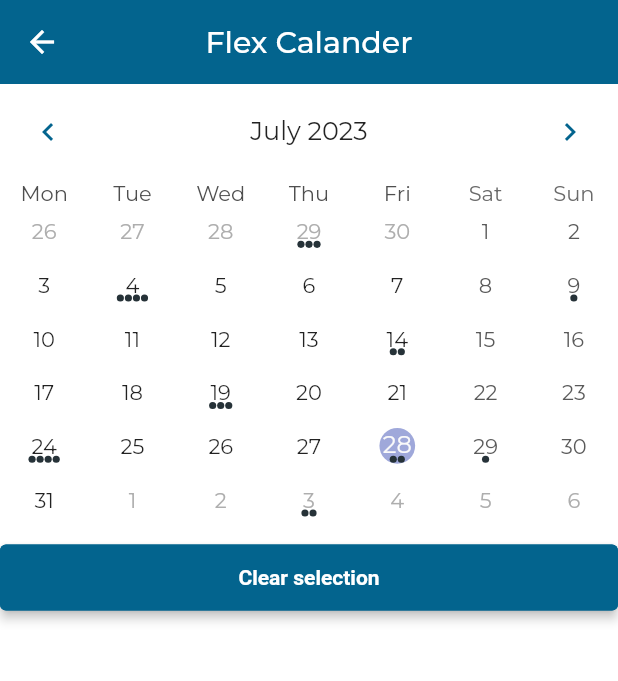
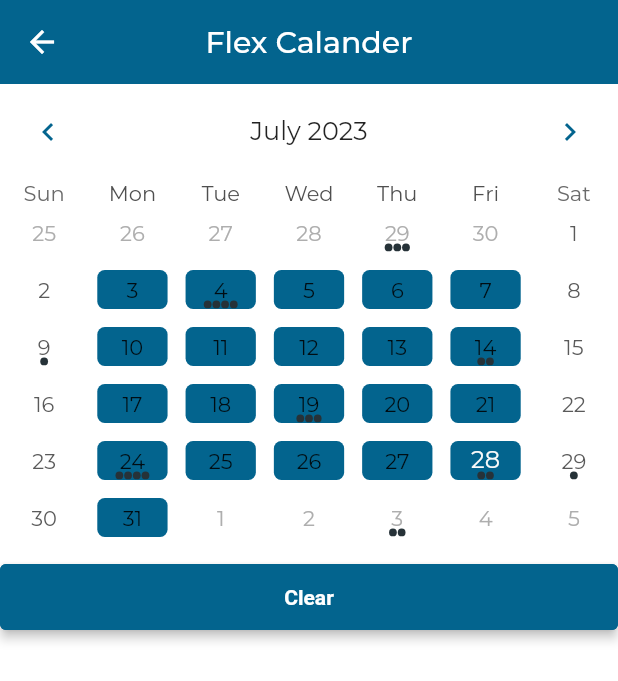
Before and after one commit to biplavdahal/updated_Flex_Year, a Flutter app: the SettingView screen opened directly, on a phone screen of 412 x 824 dp. Shown: the top 681 px of the screen. Run offline on Flutter 3.47's test engine with Material 2 defaults, Android fonts, the phone set to English and light mode, and no system bars; drawn by our look-alikes of table_calendar; our stand-ins replace awesome_notifications, cached_network_image, connectivity_plus, curved_navigation_bar, delayed_display, dio and 15 more; missing offline and left inert: nepali_date_picker; accounts and stored records are empty; generated files the repository leaves out were written again; statements that could not run were skipped.

Commit message:
changes in flex calander along in dashboard

```diff
--- a/lib/ui/personal/dashboard/setting/setting.model.dart
+++ b/lib/ui/personal/dashboard/setting/setting.model.dart
@@ -2,6 +2,7 @@ import 'package:bestfriend/di.dart';
 import 'package:bestfriend/mixins/snack_bar.mixin.dart';
 import 'package:bestfriend/ui/view.model.dart';
 import 'package:flex_year_tablet/managers/dialog/dialog.mixin.dart';
+import 'package:flex_year_tablet/ui/personal/dashboard/setting/utils/utils.dart';
 import 'package:intl/intl.dart';
 import 'package:nepali_date_picker/nepali_date_picker.dart';
 import '../../../../data_models/attendance_report.data.dart';
@@ -27,6 +28,9 @@ class SettingModel extends ViewModel with DialogMixin, SnackbarMixin {
 
   List<AttendanceReportSummaryData> _reportSummary = [];
   List<AttendanceReportSummaryData> get reportSummary => _reportSummary;
+  bool isSameDay(DateTime a, DateTime b) {
+    return a.year == b.year && a.month == b.month && a.day == b.day;
+  }
 
   late String? WorkingHours =
       _reportSummary.isNotEmpty ? _reportSummary[0].workingHours : '';
--- a/lib/ui/personal/dashboard/setting/setting.view.dart
+++ b/lib/ui/personal/dashboard/setting/setting.view.dart
@@ -1,7 +1,10 @@
 import 'package:bestfriend/ui/view.dart';
 import 'package:flex_year_tablet/ui/personal/dashboard/setting/setting.model.dart';
+import 'package:flex_year_tablet/ui/personal/dashboard/setting/utils/utils.dart';
 import 'package:flex_year_tablet/ui/personal/dashboard/setting/widget/setting.item.dart';
 import 'package:flutter/material.dart';
+
+import '../../../../data_models/attendance_report.data.dart';
 
 class SettingView extends StatefulWidget {
   static String tag = 'setting-view';
@@ -31,9 +34,7 @@ class _SettingViewState extends State<SettingView> {
   }
 
   Widget _buildCalendarEnglish(SettingModel model) {
-    DateTime today = DateTime.now();
-    DateTime selectedDay = DateTime.now();
-    DateTime focusedDay = DateTime.now();
+    final _calanderData = model.monthlyReport;
 
     return CalanderItems();
   }
--- a/lib/ui/personal/dashboard/setting/widget/setting.item.dart
+++ b/lib/ui/personal/dashboard/setting/widget/setting.item.dart
@@ -1,4 +1,5 @@
 import 'dart:collection';
+import 'package:flex_year_tablet/theme.dart';
 import 'package:flex_year_tablet/ui/personal/dashboard/setting/utils/utils.dart';
 import 'package:flutter/material.dart';
 import 'package:flutter_neumorphic/flutter_neumorphic.dart';
@@ -62,17 +63,32 @@ class _CalanderItemsState extends State<CalanderItems> {
       crossAxisAlignment: CrossAxisAlignment.stretch,
       children: [
         TableCalendar<Event>(
-          rowHeight: MediaQuery.of(context).size.height / 23,
+          rowHeight: 38,
           firstDay: DateTime.utc(1990, 10, 16),
           lastDay: DateTime.utc(2080, 3, 14),
           focusedDay: _focusedDay,
           calendarFormat: _calendarFormat,
+          calendarStyle: CalendarStyle(
+              isTodayHighlighted: true,
+              selectedDecoration: BoxDecoration(
+                  color: Colors.grey,
+                  shape: BoxShape.rectangle,
+                  borderRadius: BorderRadius.circular(0)),
+              selectedTextStyle: const TextStyle(color: Colors.white),
+              todayDecoration: BoxDecoration(
+                  color: AppColor.primary,
+                  borderRadius: BorderRadius.circular(5)),
+              defaultDecoration: BoxDecoration(
+                  color: AppColor.accent,
+                  borderRadius: BorderRadius.circular(5))),
           eventLoader: _getEventsForDay,
-          startingDayOfWeek: StartingDayOfWeek.monday,
-          headerStyle: const HeaderStyle(
-            titleCentered: true,
-            formatButtonVisible: false,
-          ),
+          headerStyle: HeaderStyle(
+              titleCentered: true,
+              formatButtonVisible: false,
+              formatButtonShowsNext: false,
+              formatButtonDecoration: BoxDecoration(
+                  color: Colors.blue, borderRadius: BorderRadius.circular(5)),
+              formatButtonTextStyle: const TextStyle(color: Colors.white)),
           selectedDayPredicate: (day) {
             return _selectedDays.contains(day);
           },
@@ -92,7 +108,7 @@ class _CalanderItemsState extends State<CalanderItems> {
           height: 12,
         ),
         ElevatedButton(
-          child: const Text('Clear selection'),
+          child: const Text('Clear'),
           onPressed: () {
             setState(() {
               _selectedDays.clear();
@@ -102,7 +118,7 @@ class _CalanderItemsState extends State<CalanderItems> {
         ),
         const SizedBox(height: 8.0),
         SizedBox(
-          height: MediaQuery.of(context).size.height / 3,
+          height: MediaQuery.of(context).size.height / 3.5,
           child: Expanded(
             child: ValueListenableBuilder<List<Event>>(
               valueListenable: _selectedEvents,
@@ -112,8 +128,8 @@ class _CalanderItemsState extends State<CalanderItems> {
                   itemBuilder: (context, index) {
                     return Container(
                       margin: const EdgeInsets.symmetric(
-                        horizontal: 12.0,
-                        vertical: 4.0,
+                        horizontal: 20.0,
+                        vertical: 2.0,
                       ),
                       decoration: BoxDecoration(
                         border: Border.all(color: Colors.orange),
```
Also changed, not shown: lib/ui/personal/dashboard/dashboard.view.dart (+18 -7 lines), lib/ui/personal/dashboard/setting/utils/utils.dart (+11 -0 lines).
